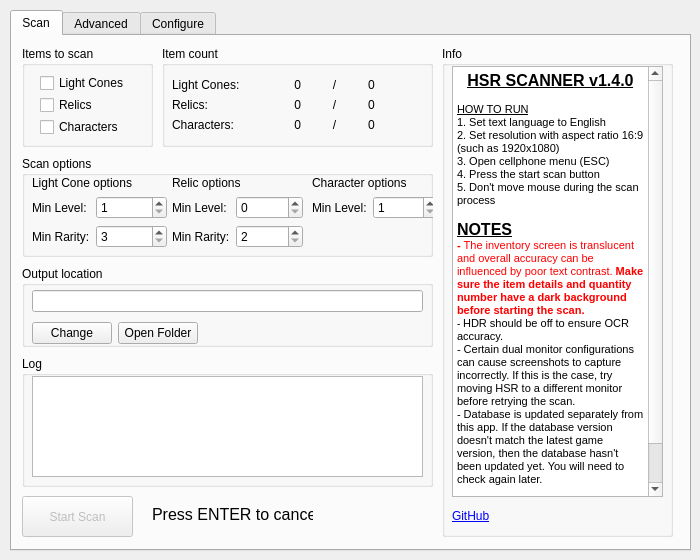
The window that src/ui/hsr_scanner.ui (kel-z/HSR-Scanner) describes before a commit, drawn with Qt 5.
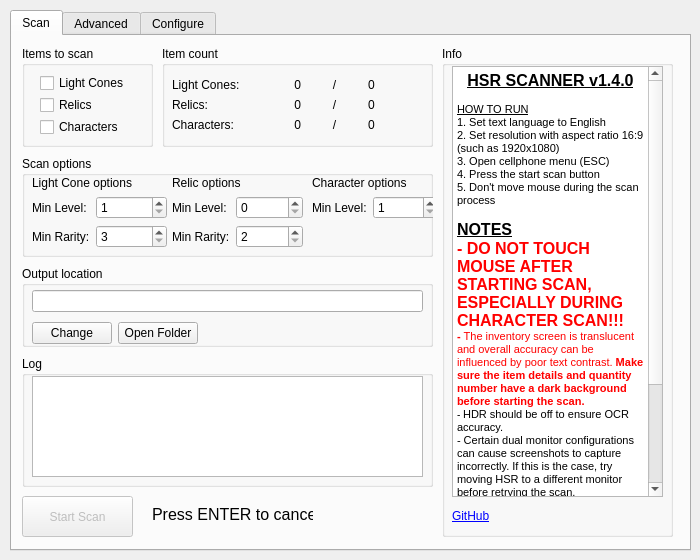
The same window after the commit. Custom widgets are drawn as their Qt base class.

Commit message: feat: compatibility with character outfit

Patch:
```diff
--- a/src/ui/hsr_scanner.ui
+++ b/src/ui/hsr_scanner.ui
@@ -582,6 +582,7 @@
 &lt;p style=&quot; margin-top:0px; margin-bottom:0px; margin-left:0px; margin-right:0px; -qt-block-indent:0; text-indent:0px;&quot;&gt;&lt;span style=&quot; font-size:8pt;&quot;&gt;5. Don't move mouse during the scan process&lt;/span&gt;&lt;/p&gt;
 &lt;p style=&quot;-qt-paragraph-type:empty; margin-top:0px; margin-bottom:0px; margin-left:0px; margin-right:0px; -qt-block-indent:0; text-indent:0px; font-size:8pt;&quot;&gt;&lt;br /&gt;&lt;/p&gt;
 &lt;p style=&quot; margin-top:0px; margin-bottom:0px; margin-left:0px; margin-right:0px; -qt-block-indent:0; text-indent:0px;&quot;&gt;&lt;span style=&quot; font-size:12pt; font-weight:600; text-decoration: underline;&quot;&gt;NOTES&lt;/span&gt;&lt;/p&gt;
+&lt;p style=&quot; margin-top:0px; margin-bottom:0px; margin-left:0px; margin-right:0px; -qt-block-indent:0; text-indent:0px;&quot;&gt;&lt;span style=&quot; font-size:12pt; font-weight:600; color:#ff0000;&quot;&gt;- DO NOT TOUCH MOUSE AFTER STARTING SCAN, ESPECIALLY DURING CHARACTER SCAN!!!&lt;/span&gt;&lt;/p&gt;
 &lt;p style=&quot; margin-top:0px; margin-bottom:0px; margin-left:0px; margin-right:0px; -qt-block-indent:0; text-indent:0px;&quot;&gt;&lt;span style=&quot; font-size:8pt; font-weight:600; color:#ff0000;&quot;&gt;- &lt;/span&gt;&lt;span style=&quot; font-size:8pt; color:#ff0000;&quot;&gt;The inventory screen is translucent and overall accuracy can be influenced by poor text contrast. &lt;/span&gt;&lt;span style=&quot; font-size:8pt; font-weight:600; color:#ff0000;&quot;&gt;Make sure the item details and quantity number have a dark background before starting the scan.&lt;/span&gt;&lt;/p&gt;
 &lt;p style=&quot; margin-top:0px; margin-bottom:0px; margin-left:0px; margin-right:0px; -qt-block-indent:0; text-indent:0px;&quot;&gt;&lt;span style=&quot; font-size:7.8pt;&quot;&gt;- &lt;/span&gt;&lt;span style=&quot; font-size:8.25pt;&quot;&gt;HDR should be off to ensure OCR accuracy.&lt;/span&gt;&lt;/p&gt;
 &lt;p style=&quot; margin-top:0px; margin-bottom:0px; margin-left:0px; margin-right:0px; -qt-block-indent:0; text-indent:0px;&quot;&gt;&lt;span style=&quot; font-size:8.25pt;&quot;&gt;- Certain dual monitor configurations can cause screenshots to capture incorrectly. If this is the case, try moving HSR to a different monitor before retrying the scan.&lt;/span&gt;&lt;/p&gt;
```
The commit also changes 9 other files.
